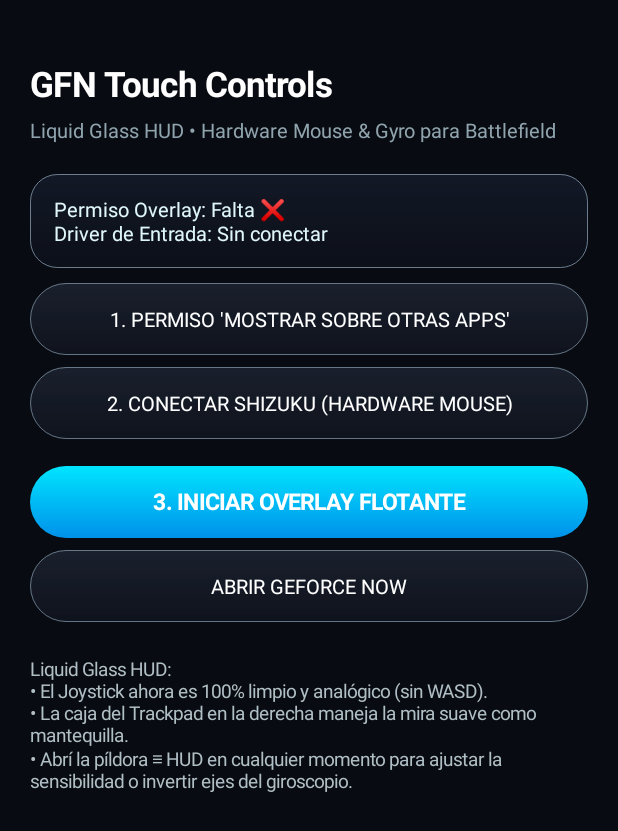
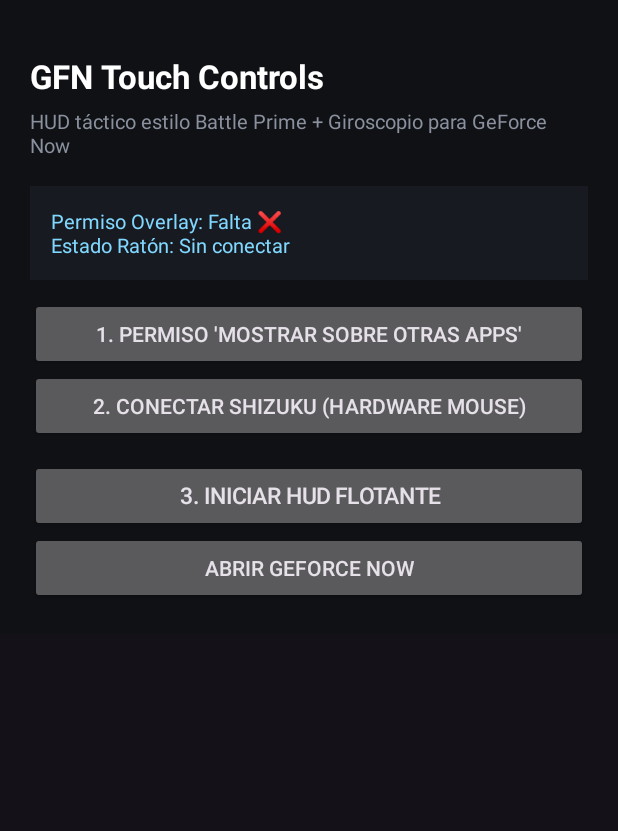
Before and after one commit to clashgg1548-commits/GFN-TouchControls, an Android app: the screen it shows after launch (MainActivity), on a phone screen of 412 x 824 dp. Shown: the top 831 px of the screen. Run offline under Robolectric (Android 15) with nearby library versions, the phone set to English and light mode, and no system bars; libraries missing offline, so code that uses them is left out: rikka.shizuku; 5 statements that could not run were skipped.

Commit message:
Update MainActivity.kt

```diff
--- a/app/src/main/java/com/gfn/touchcontrols/MainActivity.kt
+++ b/app/src/main/java/com/gfn/touchcontrols/MainActivity.kt
@@ -4,7 +4,6 @@ import android.Manifest
 import android.content.Intent
 import android.content.pm.PackageManager
 import android.graphics.Color
-import android.graphics.drawable.GradientDrawable
 import android.net.Uri
 import android.os.Build
 import android.os.Bundle
@@ -26,7 +25,7 @@ class MainActivity : AppCompatActivity() {
 
     private val shizukuPermissionListener = Shizuku.OnRequestPermissionResultListener { _, grantResult ->
         if (grantResult == PackageManager.PERMISSION_GRANTED) {
-            VirtualHidController.connect(this)
+            safeConnect()
         }
         refreshStatus()
     }
@@ -34,13 +33,12 @@ class MainActivity : AppCompatActivity() {
     override fun onCreate(savedInstanceState: Bundle?) {
         super.onCreate(savedInstanceState)
 
+        try {
             Shizuku.addRequestPermissionResultListener(shizukuPermissionListener)
             VirtualHidController.statusListener = {
                 runOnUiThread { refreshStatus() }
             }
-
-        if (Shizuku.pingBinder() && Shizuku.checkSelfPermission() == PackageManager.PERMISSION_GRANTED) {
-            VirtualHidController.connect(this)
+        } catch (_: Throwable) {
         }
 
         val d = resources.displayMetrics.density
@@ -48,74 +46,62 @@ class MainActivity : AppCompatActivity() {
 
         val root = LinearLayout(this).apply {
             orientation = LinearLayout.VERTICAL
-            setPadding(pad, (40 * d).toInt(), pad, (32 * d).toInt())
-            setBackgroundColor(Color.parseColor("#080B11"))
+            setPadding(pad, (36 * d).toInt(), pad, pad)
+            setBackgroundColor(Color.parseColor("#0F1115"))
         }
 
-        // Título con estilo moderno
         val title = TextView(this).apply {
             text = "GFN Touch Controls"
-            textSize = 23f
+            textSize = 22f
             setTextColor(Color.WHITE)
             setTypeface(null, android.graphics.Typeface.BOLD)
         }
         val subtitle = TextView(this).apply {
-            text = "Liquid Glass HUD • Hardware Mouse & Gyro para Battlefield"
+            text = "HUD táctico estilo Battle Prime + Giroscopio para GeForce Now"
             textSize = 13.5f
-            setTextColor(Color.parseColor("#90A4AE"))
-            setPadding(0, (6 * d).toInt(), 0, (20 * d).toInt())
+            setTextColor(Color.parseColor("#8A909D"))
+            setPadding(0, (6 * d).toInt(), 0, (18 * d).toInt())
         }
 
-        // Tarjeta de estado con vidrio esmerilado
         tvStatus = TextView(this).apply {
             textSize = 13.5f
-            setTextColor(Color.parseColor("#E0F7FA"))
-            setPadding((16 * d).toInt(), (14 * d).toInt(), (16 * d).toInt(), (14 * d).toInt())
-            background = GradientDrawable().apply {
-                colors = intArrayOf(
-                    Color.argb(160, 24, 32, 50),
-                    Color.argb(220, 12, 16, 26)
+            setTextColor(Color.parseColor("#80D8FF"))
+            setPadding((14 * d).toInt(), (14 * d).toInt(), (14 * d).toInt(), (14 * d).toInt())
+            setBackgroundColor(Color.parseColor("#171A21"))
+        }
+
+        val btnPermOverlay = Button(this).apply {
+            text = "1. Permiso 'Mostrar sobre otras apps'"
+            setOnClickListener {
+                try {
+                    startActivity(
+                        Intent(
+                            Settings.ACTION_MANAGE_OVERLAY_PERMISSION,
+                            Uri.parse("package:$packageName")
                         )
-                gradientType = GradientDrawable.LINEAR_GRADIENT
-                orientation = GradientDrawable.Orientation.TOP_BOTTOM
-                cornerRadius = 18 * d
-                setStroke((1.3f * d).toInt(), Color.argb(130, 200, 230, 255))
+                    )
+                } catch (_: Throwable) {
+                }
             }
         }
 
-        val btnPermOverlay = createPillButton("1. Permiso 'Mostrar sobre otras apps'", isPrimary = false, d = d) {
-            val i = Intent(
-                Settings.ACTION_MANAGE_OVERLAY_PERMISSION,
-                Uri.parse("package:$packageName")
-            )
-            startActivity(i)
+        val btnPermShizuku = Button(this).apply {
+            text = "2. Conectar Shizuku (Hardware Mouse)"
+            setOnClickListener { connectShizuku() }
         }
 
-        val btnPermShizuku = createPillButton("2. Conectar Shizuku (Hardware Mouse)", isPrimary = false, d = d) {
-            connectShizuku()
+        btnStart = Button(this).apply {
+            text = "3. Iniciar HUD Flotante"
+            textSize = 15f
+            setOnClickListener { toggleOverlay() }
         }
 
-        btnStart = createPillButton("3. Iniciar Overlay Flotante", isPrimary = true, d = d) {
-            toggleOverlay()
+        val btnOpenGfn = Button(this).apply {
+            text = "Abrir GeForce Now"
+            setOnClickListener {
+                val launch = packageManager.getLaunchIntentForPackage("com.nvidia.geforcenow")
+                if (launch != null) startActivity(launch)
             }
-
-        val btnOpenGfn = createPillButton("Abrir GeForce Now", isPrimary = false, d = d) {
-            val launch = packageManager.getLaunchIntentForPackage("com.nvidia.geforcenow")
-            if (launch != null) {
-                startActivity(launch)
-            } else {
-                tvStatus.append("\nNo se detectó GeForce Now instalado (abrílo manual).")
-            }
-        }
-
-        val hint = TextView(this).apply {
-            text = "\nLiquid Glass HUD:\n" +
-                "• El Joystick ahora es 100% limpio y analógico (sin WASD).\n" +
-                "• La caja del Trackpad en la derecha maneja la mira suave como mantequilla.\n" +
-                "• Abrí la píldora ≡ HUD en cualquier momento para ajustar la sensibilidad o invertir ejes del giroscopio."
-            textSize = 12.5f
-            setTextColor(Color.parseColor("#B0BEC5"))
-            gravity = Gravity.START
         }
 
         root.addView(title)
@@ -127,7 +113,6 @@ class MainActivity : AppCompatActivity() {
         root.addView(space(d))
         root.addView(btnStart)
         root.addView(btnOpenGfn)
-        root.addView(hint)
 
         val scroll = ScrollView(this).apply { addView(root) }
         setContentView(scroll)
@@ -136,55 +121,23 @@ class MainActivity : AppCompatActivity() {
             if (ContextCompat.checkSelfPermission(this, Manifest.permission.POST_NOTIFICATIONS)
                 != PackageManager.PERMISSION_GRANTED
             ) {
-                ActivityCompat.requestPermissions(
-                    this,
-                    arrayOf(Manifest.permission.POST_NOTIFICATIONS),
-                    10
-                )
+                ActivityCompat.requestPermissions(this, arrayOf(Manifest.permission.POST_NOTIFICATIONS), 10)
             }
         }
     }
 
-    private fun createPillButton(text: String, isPrimary: Boolean, d: Float, onClick: () -> Unit): Button {
-        return Button(this).apply {
-            this.text = text
-            textSize = if (isPrimary) 15f else 13.5f
-            setTextColor(Color.WHITE)
-            setTypeface(null, if (isPrimary) android.graphics.Typeface.BOLD else android.graphics.Typeface.NORMAL)
-            background = GradientDrawable().apply {
-                if (isPrimary) {
-                    colors = intArrayOf(
-                        Color.parseColor("#00E5FF"),
-                        Color.parseColor("#0091EA")
-                    )
-                    gradientType = GradientDrawable.LINEAR_GRADIENT
-                    orientation = GradientDrawable.Orientation.TOP_BOTTOM
-                } else {
-                    colors = intArrayOf(
-                        Color.argb(120, 45, 55, 75),
-                        Color.argb(180, 18, 22, 34)
-                    )
-                    gradientType = GradientDrawable.LINEAR_GRADIENT
-                    orientation = GradientDrawable.Orientation.TOP_BOTTOM
-                    setStroke((1.2f * d).toInt(), Color.argb(120, 200, 230, 255))
+    private fun safeConnect() {
+        Thread {
+            try {
+                VirtualHidController.connect(this)
+            } catch (_: Throwable) {
             }
-                cornerRadius = 24 * d
-            }
-            setOnClickListener { onClick() }
-            layoutParams = LinearLayout.LayoutParams(
-                LinearLayout.LayoutParams.MATCH_PARENT,
-                LinearLayout.LayoutParams.WRAP_CONTENT
-            ).apply {
-                setMargins(0, 0, 0, (8 * d).toInt())
-            }
-        }
+            runOnUiThread { refreshStatus() }
+        }.start()
     }
 
     private fun space(d: Float) = android.view.View(this).apply {
-        layoutParams = LinearLayout.LayoutParams(
-            LinearLayout.LayoutParams.MATCH_PARENT,
-            (10 * d).toInt()
-        )
+        layoutParams = LinearLayout.LayoutParams(LinearLayout.LayoutParams.MATCH_PARENT, (12 * d).toInt())
     }
 
     override fun onResume() {
@@ -199,7 +152,7 @@ class MainActivity : AppCompatActivity() {
                 return
             }
             if (Shizuku.checkSelfPermission() == PackageManager.PERMISSION_GRANTED) {
-                VirtualHidController.connect(this)
+                safeConnect()
             } else {
                 Shizuku.requestPermission(1001)
             }
@@ -210,12 +163,7 @@ class MainActivity : AppCompatActivity() {
 
     private fun toggleOverlay() {
         if (!Settings.canDrawOverlays(this)) {
-            startActivity(
-                Intent(
-                    Settings.ACTION_MANAGE_OVERLAY_PERMISSION,
-                    Uri.parse("package:$packageName")
-                )
-            )
+            startActivity(Intent(Settings.ACTION_MANAGE_OVERLAY_PERMISSION, Uri.parse("package:$packageName")))
             return
         }
         if (OverlayService.isRunning) {
@@ -243,19 +191,18 @@ class MainActivity : AppCompatActivity() {
 
         tvStatus.text = buildString {
             append("Permiso Overlay: ${if (overlayOk) "OK ✅" else "Falta ❌"}\n")
-            append("Shizuku activo: ${if (shizukuAlive) "Sí ✅" else "No (abrí Shizuku) ❌"}\n")
+            append("Shizuku activo: ${if (shizukuAlive) "Sí ✅" else "No ❌"}\n")
             append("Permiso Shizuku: ${if (shizukuPerm) "OK ✅" else "Falta ❌"}\n")
-            append("Driver de Entrada: ${VirtualHidController.lastStatus}")
+            append("Estado Ratón: ${VirtualHidController.lastStatus}")
         }
-        btnStart.text = if (OverlayService.isRunning) {
-            "Detener Overlay Flotante"
-        } else {
-            "3. Iniciar Overlay Flotante"
-        }
+        btnStart.text = if (OverlayService.isRunning) "Detener HUD Flotante" else "3. Iniciar HUD Flotante"
     }
 
     override fun onDestroy() {
+        try {
             Shizuku.removeRequestPermissionResultListener(shizukuPermissionListener)
+        } catch (_: Throwable) {
+        }
         VirtualHidController.statusListener = null
         super.onDestroy()
     }
```
Lines whose indentation alone changed are shown as unchanged.
